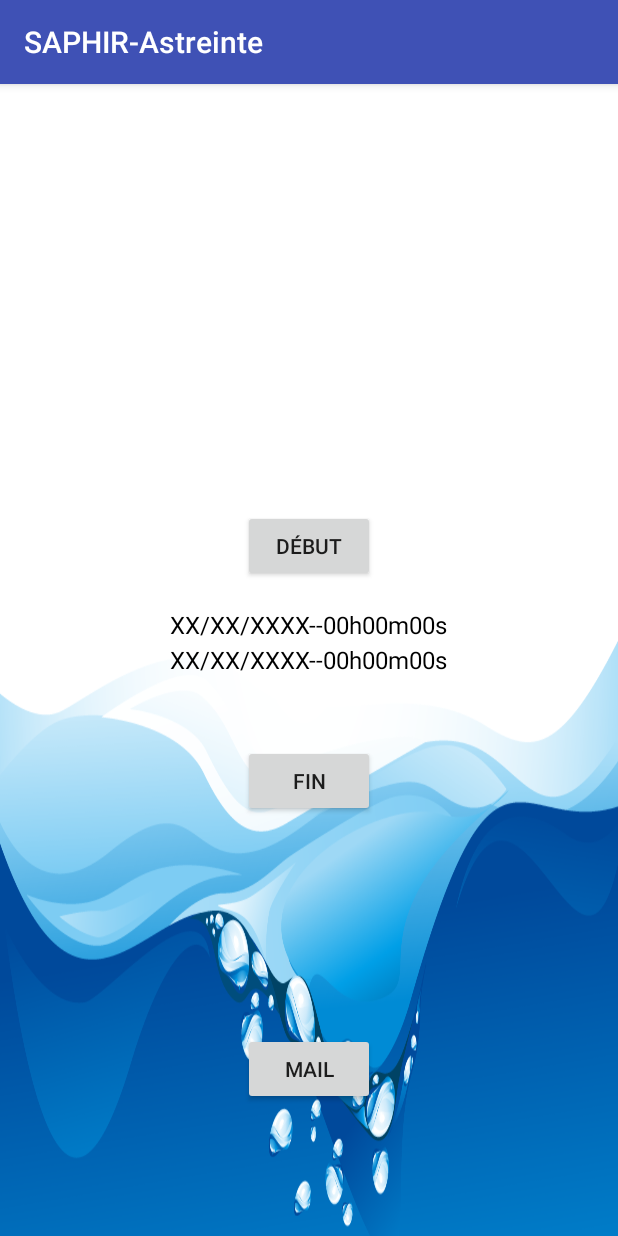
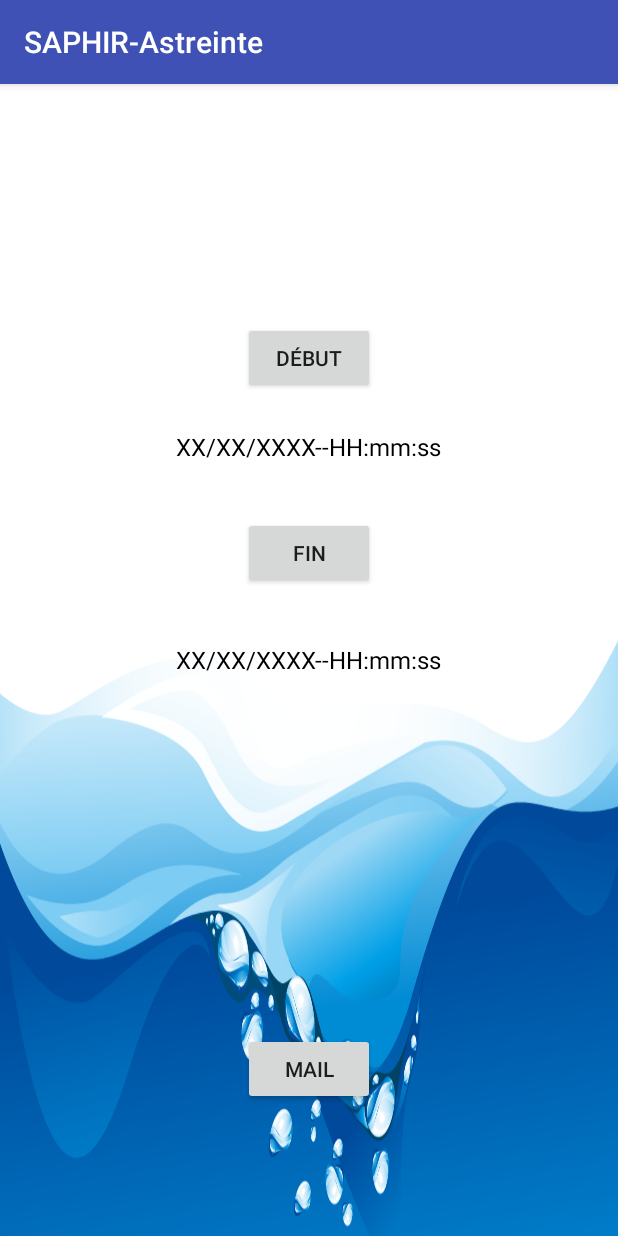
Before and after one commit to Arendhal/SAPHIR_Dev, an Android app: the screen it shows after launch (MainActivity), on a phone screen of 412 x 824 dp. Run offline under Robolectric (Android 15) with nearby library versions, the phone set to English and light mode, and no system bars; 3 statements that could not run were skipped.

Commit message:
SA02:Correction de l'icone de notification et d'application Amélioration des zones de textes affichées

```diff
--- a/app/src/main/AndroidManifest.xml
+++ b/app/src/main/AndroidManifest.xml
@@ -4,9 +4,9 @@
 
     <application
         android:allowBackup="true"
-        android:icon="@mipmap/ic_launcher"
+        android:icon="@drawable/logo"
         android:label="@string/STR_AppName"
-        android:roundIcon="@mipmap/ic_launcher_round"
+        android:roundIcon="@drawable/logo_small"
         android:supportsRtl="true"
         android:theme="@style/AppTheme">
         <activity android:name=".MainActivity">
--- a/app/src/main/java/com/saphir/benji/saphir/TimerService.java
+++ b/app/src/main/java/com/saphir/benji/saphir/TimerService.java
@@ -5,6 +5,8 @@ import android.app.PendingIntent;
 import android.app.Service;
 import android.content.Context;
 import android.content.Intent;
+import android.graphics.Bitmap;
+import android.graphics.BitmapFactory;
 import android.os.Binder;
 import android.os.IBinder;
 import android.support.annotation.Nullable;
@@ -151,10 +153,12 @@ public class TimerService extends Service {
      * @return Create a notification for the service when in foreground
      */
     private Notification CreateNotification(){
+        Bitmap icon = BitmapFactory.decodeResource(getResources(), R.drawable.logo);
         NotificationCompat.Builder builder = new NotificationCompat.Builder(this)
                     .setContentTitle("Saphir-Astreinte")
                     .setContentText("Touchez pour revenir a l'application")
-                    .setSmallIcon(R.drawable.logoround_small);
+                    .setSmallIcon(R.drawable.logo_small_nobckg)
+                    .setLargeIcon(Bitmap.createScaledBitmap(icon, 128, 128, false));
         Intent resultIntent = new Intent(this,MainActivity.class);
         PendingIntent resultPendingIntent = PendingIntent.getActivity(this,0,resultIntent,PendingIntent.FLAG_UPDATE_CURRENT);
         builder.setContentIntent(resultPendingIntent);
--- a/app/src/main/res/layout/activity_main.xml
+++ b/app/src/main/res/layout/activity_main.xml
@@ -16,20 +16,20 @@
         tools:layout_editor_absoluteY="33dp"
         android:layout_above="@+id/StartTime"
         android:layout_alignStart="@+id/EndTimer"
-        android:layout_marginBottom="17dp" />
+        android:layout_marginBottom="24dp" />
 
     <TextView
         android:id="@+id/StartTime"
         android:layout_width="wrap_content"
         android:layout_height="wrap_content"
-        android:text="XX/XX/XXXX--00h00m00s"
+        android:text="XX/XX/XXXX--HH:mm:ss"
         android:textColor="@android:color/black"
         android:textSize="16sp"
         tools:layout_editor_absoluteX="108dp"
         tools:layout_editor_absoluteY="113dp"
-        android:layout_marginBottom="69dp"
         android:layout_above="@+id/EndTimer"
-        android:layout_alignStart="@+id/EndTime" />
+        android:layout_alignStart="@+id/EndTime"
+        android:layout_marginBottom="36dp" />
 
     <Button
         android:id="@+id/EndTimer"
@@ -38,15 +38,15 @@
         android:text="Fin"
         tools:layout_editor_absoluteX="148dp"
         tools:layout_editor_absoluteY="188dp"
-        android:layout_marginBottom="144dp"
-        android:layout_above="@+id/Mail"
-        android:layout_alignStart="@+id/Mail" />
+        android:layout_above="@+id/EndTime"
+        android:layout_alignStart="@+id/Mail"
+        android:layout_marginBottom="36dp" />
 
     <TextView
         android:id="@+id/EndTime"
         android:layout_width="wrap_content"
         android:layout_height="wrap_content"
-        android:text="XX/XX/XXXX--00h00m00s"
+        android:text="XX/XX/XXXX--HH:mm:ss"
         android:textColor="@android:color/black"
         android:textSize="16sp"
         tools:layout_editor_absoluteX="99dp"
@@ -64,4 +64,5 @@
         android:layout_alignParentBottom="true"
         android:layout_centerHorizontal="true"
         android:layout_marginBottom="87dp" />
+
 </RelativeLayout>
```
Also changed, not shown: app/src/main/java/com/saphir/benji/saphir/MainActivity.java (+10 -2 lines), app/src/main/res/drawable/logo.png (added), app/src/main/res/drawable/logo_small_nobckg.png (added), app/src/main/res/drawable/logoround_small.png (deleted).
